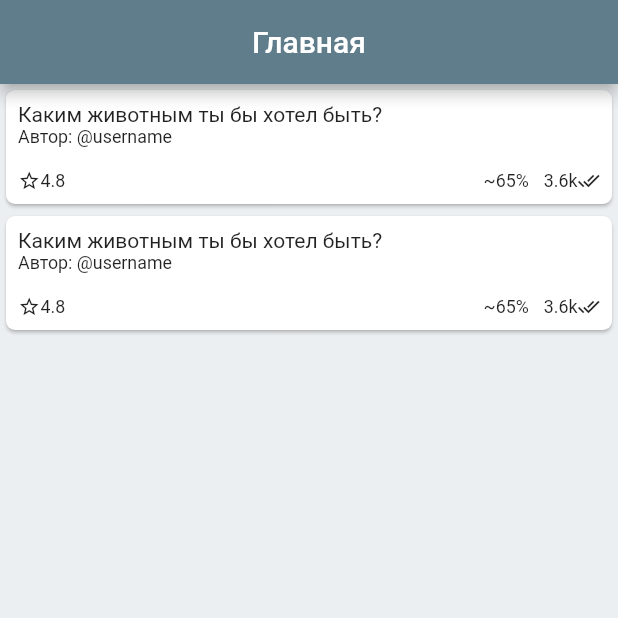
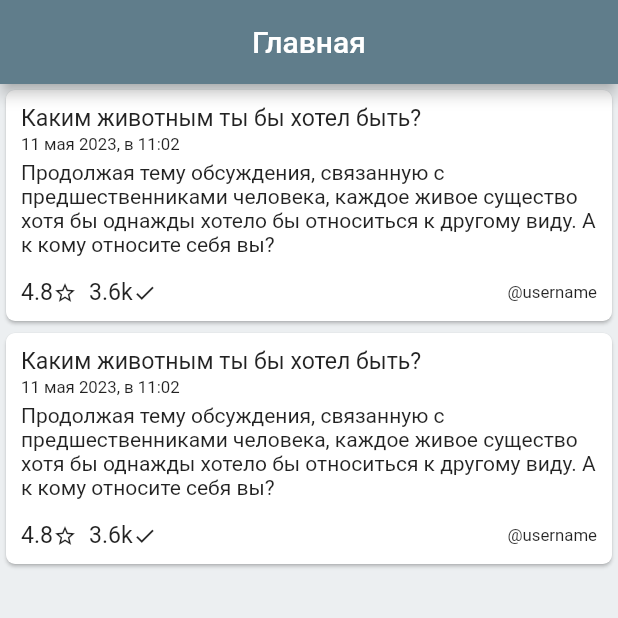
Before and after one commit to TemityStolyarov/testzone, a Flutter app: the screen it shows after launch, on a phone screen of 412 x 824 dp, the top half of it. Run offline on Flutter 3.47's test engine with Material 2 defaults, Android fonts, the light colour scheme and no system bars.

Commit message:
TestCard design has been changed

```diff
--- a/lib/features/feed/utils/feed_page.dart
+++ b/lib/features/feed/utils/feed_page.dart
@@ -1,5 +1,5 @@
 import 'package:flutter/material.dart';
-import 'package:testzone/features/feed/utils/widgets.dart';
+import 'package:testzone/features/feed/widgets/test_card.dart';
 import 'package:testzone/features/settings/color_schemes.dart';
 
 class FeedPage extends StatelessWidget {
--- a/lib/features/feed/utils/widgets.dart
+++ /dev/null
@@ -1,96 +0,0 @@
-import 'package:flutter/material.dart';
-import 'package:testzone/features/settings/color_schemes.dart';
-
-class TestCardRating extends StatelessWidget {
-  const TestCardRating({super.key});
-
-  @override
-  Widget build(BuildContext context) {
-    return Row(
-      children: const [
-        Icon(
-          Icons.star_border_outlined,
-          size: 15,
-        ),
-        Text(
-          '4.8',
-          textScaleFactor: 0.85,
-        ),
-      ],
-    );
-  }
-}
-
-class TestCard extends StatelessWidget {
-  const TestCard({super.key});
-
-  @override
-  Widget build(BuildContext context) {
-    return Card(
-      color: AppColorScheme.feedTestCardColor,
-      shape: const RoundedRectangleBorder(
-        borderRadius: BorderRadius.all(Radius.circular(6)),
-      ),
-      child: InkWell(
-        borderRadius: const BorderRadius.all(Radius.circular(6)),
-        splashColor: AppColorScheme.feedSplashColor,
-        onTap: () => debugPrint('Card tapped.'), //TODO: action
-        child: SizedBox(
-          child: Padding(
-            padding: const EdgeInsets.all(8.0),
-            child: Column(
-              crossAxisAlignment: CrossAxisAlignment.start,
-              children: [
-                Text(
-                  'Каким животным ты бы хотел быть? ', // Продолжая тему обсуждения, связанную с
-                  //предшественниками человека, каждое живое существо хотя бы однажды хотело бы относиться к другому виду. А к кому относите себя вы?'
-                ),
-                Text(
-                  'Автор: @username',
-                  textScaleFactor: 0.85,
-                ),
-                Padding(
-                  padding: const EdgeInsets.only(top: 15),
-                  child: Row(
-                    mainAxisAlignment: MainAxisAlignment.spaceBetween,
-                    children: [
-                      TestCardRating(),
-                      Row(
-                        children: [
-                          Row(
-                            children: const [
-                              //there also could be an image
-                              Text(
-                                '~65%',
-                                textScaleFactor: 0.85,
-                              ),
-                            ],
-                          ),
-                          SizedBox(
-                            width: 10,
-                          ),
-                          Row(
-                            children: const [
-                              Text(
-                                '3.6k',
-                                textScaleFactor: 0.85,
-                              ),
-                              Icon(
-                                Icons.done_all_outlined,
-                                size: 15,
-                              ),
-                            ],
-                          ),
-                        ],
-                      )
-                    ],
-                  ),
-                ),
-              ],
-            ),
-          ),
-        ),
-      ),
-    );
-  }
-}
--- /dev/null
+++ b/lib/features/feed/widgets/test_card.dart
@@ -0,0 +1,49 @@
+import 'package:flutter/material.dart';
+import 'package:testzone/features/feed/widgets/test_card_stats.dart';
+import 'package:testzone/features/settings/color_schemes.dart';
+
+class TestCard extends StatelessWidget {
+  const TestCard({super.key});
+
+  @override
+  Widget build(BuildContext context) {
+    return Card(
+      color: AppColorScheme.feedTestCardColor,
+      shape: const RoundedRectangleBorder(
+        borderRadius: BorderRadius.all(Radius.circular(6)),
+      ),
+      child: InkWell(
+        borderRadius: const BorderRadius.all(Radius.circular(6)),
+        splashColor: AppColorScheme.feedSplashColor,
+        onTap: () => debugPrint('Card tapped.'), //TODO: action
+        child: SizedBox(
+          child: Padding(
+            padding: const EdgeInsets.all(10.0),
+            child: Column(
+              crossAxisAlignment: CrossAxisAlignment.start,
+              children: const [
+                Text(
+                  textScaleFactor: 1.1,
+                  'Каким животным ты бы хотел быть?',
+                  //'
+                ),
+                SizedBox(height: 2),
+                Text(
+                  '11 мая 2023, в 11:02',
+                  textScaleFactor: 0.8,
+                ),
+                SizedBox(height: 4),
+                Text(
+                  'Продолжая тему обсуждения, связанную с предшественниками человека, каждое живое существо хотя бы однажды хотело бы относиться к другому виду. А к кому относите себя вы?', //
+                  //'
+                ),
+                SizedBox(height: 15),
+                TestCardStats(),
+              ],
+            ),
+          ),
+        ),
+      ),
+    );
+  }
+}
--- /dev/null
+++ b/lib/features/feed/widgets/test_card_stats.dart
@@ -0,0 +1,37 @@
+import 'package:flutter/material.dart';
+
+class TestCardStats extends StatelessWidget {
+  const TestCardStats({super.key});
+
+  @override
+  Widget build(BuildContext context) {
+    return Row(
+      children: const [
+        Text(
+          '4.8',
+          textScaleFactor: 1.1,
+        ),
+        Icon(
+          Icons.star_border_outlined,
+          size: 16,
+        ),
+        SizedBox(
+          width: 8,
+        ),
+        Text(
+          '3.6k',
+          textScaleFactor: 1.1,
+        ),
+        Icon(
+          Icons.check,
+          size: 16,
+        ),
+        Spacer(),
+        Text(
+          '@username',
+          textScaleFactor: 0.8,
+        ),
+      ],
+    );
+  }
+}
```
